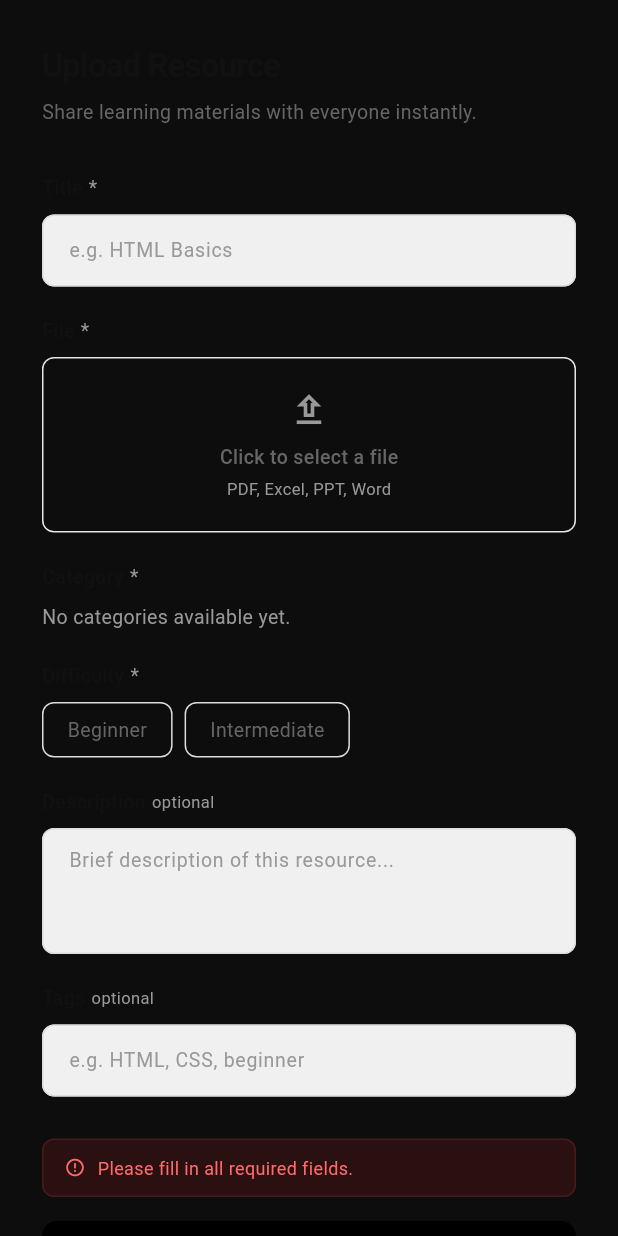
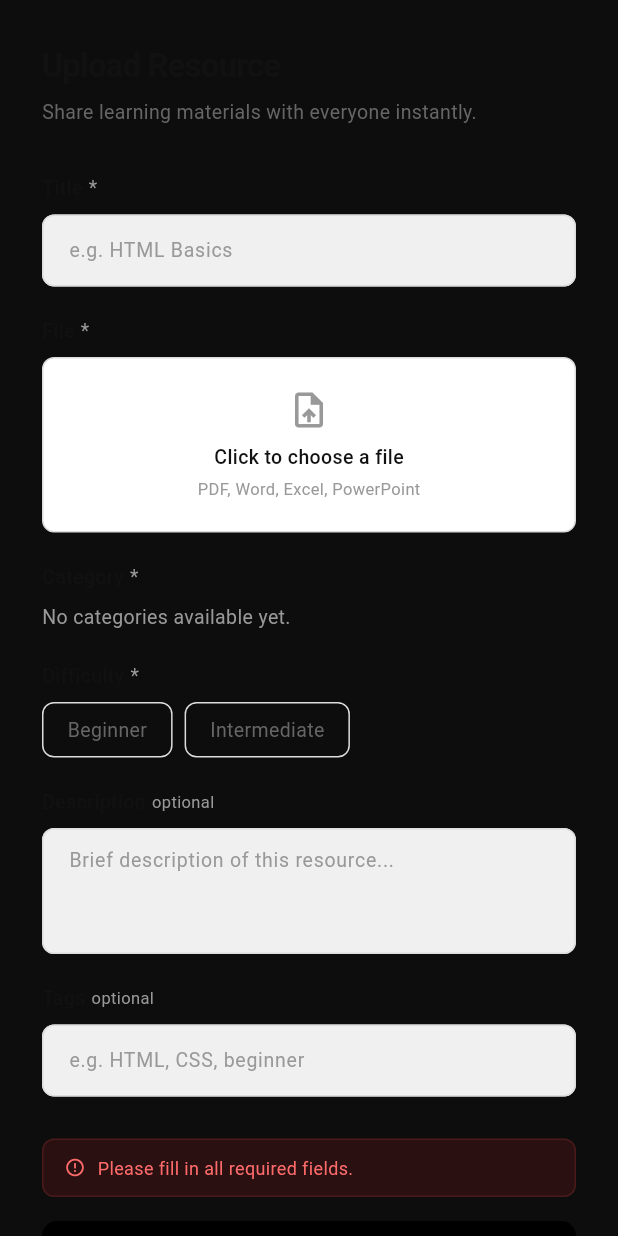
Before and after one commit to lhorenzzz/StudyHub, a Flutter app: the UploadTab widget shown alone on an empty page, opened directly with empty values, after a tap on "Upload Resource", on a phone screen of 412 x 824 dp. Run offline on Flutter 3.47's test engine with Material 3 defaults, Android fonts, the phone set to English and light mode, and no system bars; our stand-ins replace cloud_firestore, equatable, file_picker, firebase_auth, flutter_bloc, go_router; accounts and stored records are empty.

Commit message:
Implementing file upload with Firebase

```diff
--- a/lib/features/user/dashboard/pages/tabs/upload_tab.dart
+++ b/lib/features/user/dashboard/pages/tabs/upload_tab.dart
@@ -1,12 +1,16 @@
 import 'package:flutter/material.dart';
 import 'package:flutter_bloc/flutter_bloc.dart';
+import 'package:file_picker/file_picker.dart';
+import 'package:firebase_auth/firebase_auth.dart';
+import 'package:cloud_firestore/cloud_firestore.dart';
+import 'dart:typed_data';
 import 'package:study_hub/features/user/dashboard/BLoC/dashboard_bloc.dart';
 import 'package:study_hub/features/user/dashboard/widgets/theme_helper.dart';
 import 'package:study_hub/features/user/dashboard/widgets/shared_widgets.dart';
 
 class UploadTab extends StatefulWidget {
   final UserTheme t;
-  final DashboardLoaded state; // ← added
+  final DashboardLoaded state;
   const UploadTab({super.key, required this.t, required this.state});
 
   @override
@@ -15,101 +19,161 @@ class UploadTab extends StatefulWidget {
 
 class _UploadTabState extends State<UploadTab> {
   final _titleCtrl = TextEditingController();
-  final _descCtrl = TextEditingController();
-  final _tagsCtrl = TextEditingController();
+  final _descCtrl  = TextEditingController();
+  final _tagsCtrl  = TextEditingController();
 
-  String _selectedCategoryId = '';
+  String _selectedCategoryId   = '';
   String _selectedCategoryName = '';
-  String _selectedDifficulty = '';
-  String _fileName = '';
-  String _fileType = '';
-  bool _isLoading = false;
-  bool _isSuccess = false;
-  String _errorMsg = '';
+  String _selectedDifficulty   = '';
 
-  final _fileTypes = {'pdf': '📄', 'excel': '📊', 'ppt': '📑', 'word': '📝'};
+  // ── File state ─────────────────────────────────────────────────────────────
+  String    _fileName  = '';
+  String    _fileType  = '';
+  Uint8List? _fileBytes;        // actual bytes for upload
 
-  // ── Pull categories from BLoC state ────────────────────────────────────────
-  // ── TODO (Backend Team): these will auto-update once Firestore is connected
+  // ── Upload state ───────────────────────────────────────────────────────────
+  bool   _isLoading  = false;
+  bool   _isSuccess  = false;
+  String _errorMsg   = '';
+  double _progress   = 0.0;    // 0.0 → 1.0
+
+  // Maps file extension → emoji label shown in UI
+  static const _extEmoji = {
+    'pdf'  : '📄',
+    'xlsx' : '📊',
+    'xls'  : '📊',
+    'pptx' : '📑',
+    'ppt'  : '📑',
+    'docx' : '📝',
+    'doc'  : '📝',
+  };
+
+  // Maps extension → fileType string stored in Firestore
+  static String _extToFileType(String ext) {
+    switch (ext.toLowerCase()) {
+      case 'xlsx':
+      case 'xls':
+        return 'excel';
+      case 'pptx':
+      case 'ppt':
+        return 'ppt';
+      case 'docx':
+      case 'doc':
+        return 'word';
+      default:
+        return 'pdf';
+    }
+  }
+
   List<Map<String, String>> get _categories => widget.state.categories
       .map((c) => {'id': c.id, 'name': c.name, 'emoji': c.emoji})
       .toList();
 
   bool get _isValid =>
       _titleCtrl.text.trim().isNotEmpty &&
-      _fileName.isNotEmpty &&
+      _fileBytes != null &&
       _selectedCategoryId.isNotEmpty &&
       _selectedDifficulty.isNotEmpty;
+
+  // ── Pick file from device ──────────────────────────────────────────────────
+  Future<void> _pickFile() async {
+    final result = await FilePicker.platform.pickFiles(
+      type: FileType.custom,
+      allowedExtensions: ['pdf', 'xlsx', 'xls', 'pptx', 'ppt', 'docx', 'doc'],
+      withData: true, // needed for web — loads bytes into memory
+    );
+    if (result == null || result.files.isEmpty) return;
+
+    final file = result.files.single;
+    final ext  = (file.extension ?? 'pdf').toLowerCase();
+
+    setState(() {
+      _fileBytes = file.bytes;
+      _fileName  = file.name;
+      _fileType  = _extToFileType(ext);
+      _errorMsg  = '';
+    });
+  }
+
+  void _clearFile() => setState(() {
+    _fileBytes = null;
+    _fileName  = '';
+    _fileType  = '';
+  });
+
+  // ── Submit: Storage upload → Firestore write ───────────────────────────────
+  Future<void> _submit() async {
+  if (!_isValid) {
+    setState(() => _errorMsg = 'Please fill in all required fields.');
+    return;
+  }
+
+  final user = FirebaseAuth.instance.currentUser;
+  if (user == null) {
+    setState(() => _errorMsg = 'You must be signed in to upload.');
+    return;
+  }
+
+  setState(() { _isLoading = true; _errorMsg = ''; });
+
+  try {
+    // Save metadata only — no file stored
+    await FirebaseFirestore.instance.collection('resources').add({
+      'title'          : _titleCtrl.text.trim(),
+      'description'    : _descCtrl.text.trim(),
+      'categoryId'     : _selectedCategoryId,
+      'categoryName'   : _selectedCategoryName,
+      'fileType'       : _fileType,
+      'difficulty'     : _selectedDifficulty.toLowerCase(),
+      'tags'           : _tagsCtrl.text
+          .split(',')
+          .map((t) => t.trim())
+          .where((t) => t.isNotEmpty)
+          .toList(),
+      'uploadedBy'     : user.uid,
+      'uploadedByName' : user.displayName ?? user.email?.split('@').first ?? 'Unknown', // ADD THIS
+      'uploadedAt'     : FieldValue.serverTimestamp(),
+      'fileName'       : _fileName,
+      'fileUrl'        : '',
+      'scope'          : 'global',
+    });
+
+    // Increment category resource count
+    await FirebaseFirestore.instance
+        .collection('categories')
+        .doc(_selectedCategoryId)
+        .update({'resourceCount': FieldValue.increment(1)});
+
+    if (mounted) {
+      // Reload BLoC so My Resources tab reflects the new upload
+      context.read<DashboardBloc>().add(DashboardStarted());
+      setState(() { _isLoading = false; _isSuccess = true; });
+    }
+
+  } catch (e) {
+    if (mounted) {
+      setState(() {
+        _isLoading = false;
+        _errorMsg  = 'Upload failed: ${e.toString()}';
+      });
+    }
+  }
+}
 
   void _reset() {
     _titleCtrl.clear();
     _descCtrl.clear();
     _tagsCtrl.clear();
     setState(() {
-      _selectedCategoryId = '';
+      _selectedCategoryId   = '';
       _selectedCategoryName = '';
-      _selectedDifficulty = '';
-      _fileName = '';
-      _fileType = '';
-      _isSuccess = false;
-      _errorMsg = '';
-    });
-  }
-
-  Future<void> _submit() async {
-    if (!_isValid) {
-      setState(() => _errorMsg = 'Please fill in all required fields.');
-      return;
-    }
-    setState(() {
-      _isLoading = true;
-      _errorMsg = '';
-    });
-
-    // ── TODO (Backend Team) ───────────────────────────────────────────────────
-    // Replace this delay with real upload flow:
-    //
-    // STEP 1 — Pick real file bytes (file_picker package):
-    //   FilePickerResult? result = await FilePicker.platform.pickFiles(
-    //     type: FileType.custom,
-    //     allowedExtensions: ['pdf', 'xlsx', 'pptx', 'docx'],
-    //     withData: true,
-    //   );
-    //   if (result == null) return;
-    //   final file = result.files.single;
-    //   _fileBytes = file.bytes;
-    //   _fileName = file.name;
-    //
-    // STEP 2 — Upload to Firebase Storage:
-    //   final uid = FirebaseAuth.instance.currentUser!.uid;
-    //   final ref = FirebaseStorage.instance
-    //       .ref('uploads/$uid/${DateTime.now().millisecondsSinceEpoch}_$_fileName');
-    //   final task = ref.putData(_fileBytes!);
-    //   task.snapshotEvents.listen((s) => setState(() =>
-    //       _uploadProgress = s.bytesTransferred / s.totalBytes));
-    //   final snapshot = await task.whenComplete(() {});
-    //   final fileUrl = await snapshot.ref.getDownloadURL();
-    //
-    // STEP 3 — Write to Firestore:
-    //   await FirebaseFirestore.instance.collection('resources').add({
-    //     'title': _titleCtrl.text.trim(),
-    //     'categoryId': _selectedCategoryId,
-    //     'categoryName': _selectedCategoryName,
-    //     'fileType': _fileType,
-    //     'difficulty': _selectedDifficulty.toLowerCase(),
-    //     'description': _descCtrl.text.trim(),
-    //     'tags': _tagsCtrl.text.split(',').map((t) => t.trim()).toList(),
-    //     'uploadedBy': uid,
-    //     'uploadedAt': FieldValue.serverTimestamp(),
-    //     'fileUrl': fileUrl,
-    //     'isGlobal': false,
-    //   });
-    // ─────────────────────────────────────────────────────────────────────────
-    await Future.delayed(const Duration(milliseconds: 1200));
-
-    setState(() {
-      _isLoading = false;
-      _isSuccess = true;
+      _selectedDifficulty   = '';
+      _fileBytes  = null;
+      _fileName   = '';
+      _fileType   = '';
+      _isSuccess  = false;
+      _errorMsg   = '';
+      _progress   = 0.0;
     });
   }
 
@@ -149,6 +213,7 @@ class _UploadTabState extends State<UploadTab> {
               ),
               const SizedBox(height: 32),
 
+              // ── Success screen ─────────────────────────────────────────────
               if (_isSuccess) ...[
                 Container(
                   width: double.infinity,
@@ -182,32 +247,22 @@ class _UploadTabState extends State<UploadTab> {
                   ),
                 ),
               ] else ...[
+
+                // ── Title ──────────────────────────────────────────────────────
                 FieldLabel('Title', required: true, t: t),
                 const SizedBox(height: 8),
                 InputField(ctrl: _titleCtrl, hint: 'e.g. HTML Basics', t: t),
                 const SizedBox(height: 20),
 
+                // ── File picker ────────────────────────────────────────────────
                 FieldLabel('File', required: true, t: t),
                 const SizedBox(height: 8),
-                FilePickerBox(
-                  fileName: _fileName,
-                  fileType: _fileType,
-                  fileTypes: _fileTypes,
-                  t: t,
-                  onPicked: (name, type) => setState(() {
-                    _fileName = name;
-                    _fileType = type;
-                  }),
-                  onClear: () => setState(() {
-                    _fileName = '';
-                    _fileType = '';
-                  }),
-                ),
+                _buildFilePicker(t),
                 const SizedBox(height: 20),
 
+                // ── Category ───────────────────────────────────────────────────
                 FieldLabel('Category', required: true, t: t),
                 const SizedBox(height: 8),
-                // ── Shows empty if no categories loaded yet ─────────────────
                 _categories.isEmpty
                     ? Text(
                         'No categories available yet.',
@@ -215,19 +270,14 @@ class _UploadTabState extends State<UploadTab> {
                       )
                     : CategoryDropField(
                       hint: 'Select category',
-                        value: _selectedCategoryId.isNotEmpty
-                            ? _categories.firstWhere(
-                                (c) => c['id'] == _selectedCategoryId,
-                                orElse: () => <String, String>{},
-                              )
-                            : null,
+                      value: _selectedCategoryId.isNotEmpty ? _selectedCategoryId : null,
                       items: _categories,
                       label: (c) => '${c['emoji']}  ${c['name']}',
                       t: t,
                       onChanged: (c) {
                         if (c != null && c.isNotEmpty) {
                           setState(() {
-                              _selectedCategoryId = c['id']!;
+                            _selectedCategoryId   = c['id']!;
                             _selectedCategoryName = c['name']!;
                           });
                         }
@@ -235,6 +285,7 @@ class _UploadTabState extends State<UploadTab> {
                     ),
                 const SizedBox(height: 20),
 
+                // ── Difficulty ─────────────────────────────────────────────────
                 FieldLabel('Difficulty', required: true, t: t),
                 const SizedBox(height: 8),
                 Row(
@@ -251,6 +302,7 @@ class _UploadTabState extends State<UploadTab> {
                 ),
                 const SizedBox(height: 20),
 
+                // ── Description ────────────────────────────────────────────────
                 FieldLabel('Description', required: false, t: t),
                 const SizedBox(height: 8),
                 InputField(
@@ -261,6 +313,7 @@ class _UploadTabState extends State<UploadTab> {
                 ),
                 const SizedBox(height: 20),
 
+                // ── Tags ───────────────────────────────────────────────────────
                 FieldLabel('Tags', required: false, t: t),
                 const SizedBox(height: 8),
                 InputField(
@@ -270,6 +323,28 @@ class _UploadTabState extends State<UploadTab> {
                 ),
                 const SizedBox(height: 28),
 
+                // ── Upload progress bar ────────────────────────────────────────
+                if (_isLoading) ...[
+                  ClipRRect(
+                    borderRadius: BorderRadius.circular(4),
+                    child: LinearProgressIndicator(
+                      value: _progress > 0 ? _progress : null,
+                      backgroundColor: t.surface2,
+                      color: t.text,
+                      minHeight: 4,
+                    ),
+                  ),
+                  const SizedBox(height: 8),
+                  Text(
+                    _progress > 0
+                        ? 'Uploading… ${(_progress * 100).toStringAsFixed(0)}%'
+                        : 'Preparing upload…',
+                    style: TextStyle(fontSize: 12, color: t.textMuted),
+                  ),
+                  const SizedBox(height: 16),
+                ],
+
+                // ── Error ──────────────────────────────────────────────────────
                 if (_errorMsg.isNotEmpty) ...[
                   Container(
                     padding: const EdgeInsets.symmetric(
@@ -283,17 +358,14 @@ class _UploadTabState extends State<UploadTab> {
                     ),
                     child: Row(
                       children: [
-                        const Icon(
-                          Icons.error_outline,
-                          size: 14,
-                          color: Color(0xFFFF6B6B),
-                        ),
+                        const Icon(Icons.error_outline,
+                            size: 14, color: Color(0xFFFF6B6B)),
                         const SizedBox(width: 8),
-                        Text(
+                        Expanded(
+                          child: Text(
                             _errorMsg,
                             style: const TextStyle(
-                            fontSize: 12,
-                            color: Color(0xFFFF6B6B),
+                                fontSize: 12, color: Color(0xFFFF6B6B)),
                           ),
                         ),
                       ],
@@ -302,9 +374,14 @@ class _UploadTabState extends State<UploadTab> {
                   const SizedBox(height: 16),
                 ],
 
+                // ── Submit button ──────────────────────────────────────────────
                 SizedBox(
                   width: double.infinity,
-                  child: SubmitBtn(isLoading: _isLoading, t: t, onTap: _submit),
+                  child: SubmitBtn(
+                    isLoading: _isLoading,
+                    t: t,
+                    onTap: _isLoading ? () {} : _submit,
+                  ),
                 ),
               ],
             ],
@@ -313,4 +390,77 @@ class _UploadTabState extends State<UploadTab> {
       ),
     );
   }
+
+  // ── File picker widget ─────────────────────────────────────────────────────
+  Widget _buildFilePicker(UserTheme t) {
+    if (_fileBytes != null) {
+      // File selected — show name + clear button
+      final ext = _fileName.split('.').last.toLowerCase();
+      final emoji = _extEmoji[ext] ?? '📄';
+      return Container(
+        padding: const EdgeInsets.symmetric(horizontal: 14, vertical: 12),
+        decoration: BoxDecoration(
+          color: t.surface,
+          border: Border.all(color: t.border2),
+          borderRadius: BorderRadius.circular(8),
+        ),
+        child: Row(
+          children: [
+            Text(emoji, style: const TextStyle(fontSize: 18)),
+            const SizedBox(width: 10),
+            Expanded(
+              child: Text(
+                _fileName,
+                style: TextStyle(fontSize: 13, color: t.text),
+                overflow: TextOverflow.ellipsis,
+              ),
+            ),
+            MouseRegion(
+              cursor: SystemMouseCursors.click,
+              child: GestureDetector(
+                onTap: _clearFile,
+                child: Icon(Icons.close, size: 16, color: t.textMuted),
+              ),
+            ),
+          ],
+        ),
+      );
     }
+
+    // No file yet — show pick button
+    return MouseRegion(
+      cursor: SystemMouseCursors.click,
+      child: GestureDetector(
+        onTap: _pickFile,
+        child: Container(
+          width: double.infinity,
+          padding: const EdgeInsets.symmetric(vertical: 20),
+          decoration: BoxDecoration(
+            color: t.surface,
+            border: Border.all(color: t.border2),
+            borderRadius: BorderRadius.circular(8),
+          ),
+          child: Column(
+            children: [
+              Icon(Icons.upload_file_outlined, size: 28, color: t.textMuted),
+              const SizedBox(height: 8),
+              Text(
+                'Click to choose a file',
+                style: TextStyle(
+                  fontSize: 13,
+                  fontWeight: FontWeight.w500,
+                  color: t.text,
+                ),
+              ),
+              const SizedBox(height: 4),
+              Text(
+                'PDF, Word, Excel, PowerPoint',
+                style: TextStyle(fontSize: 11, color: t.textMuted),
+              ),
+            ],
+          ),
+        ),
+      ),
+    );
+  }
+}
```
Lines whose indentation alone changed are shown as unchanged.
